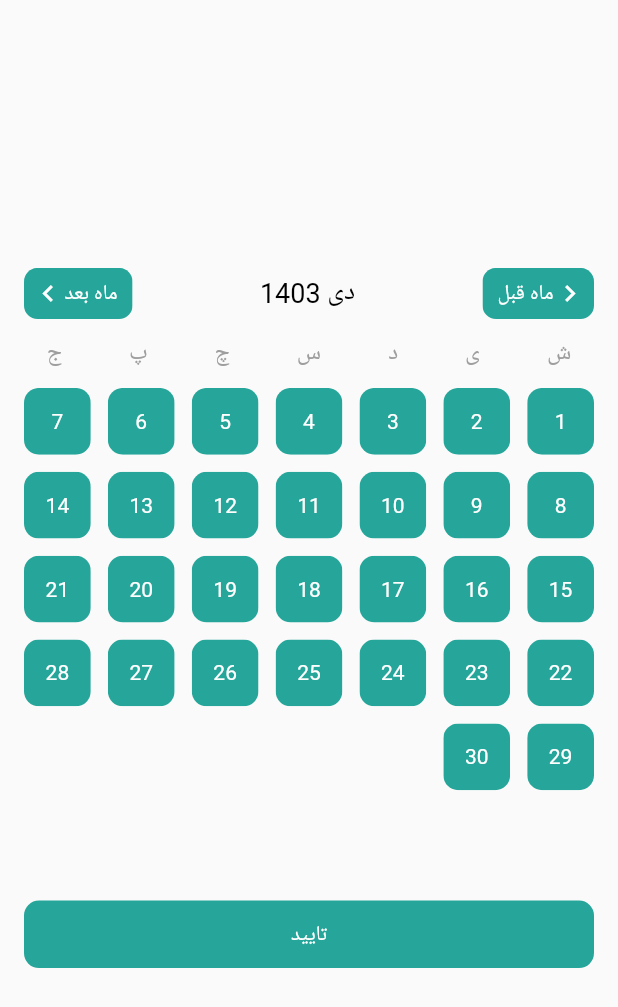
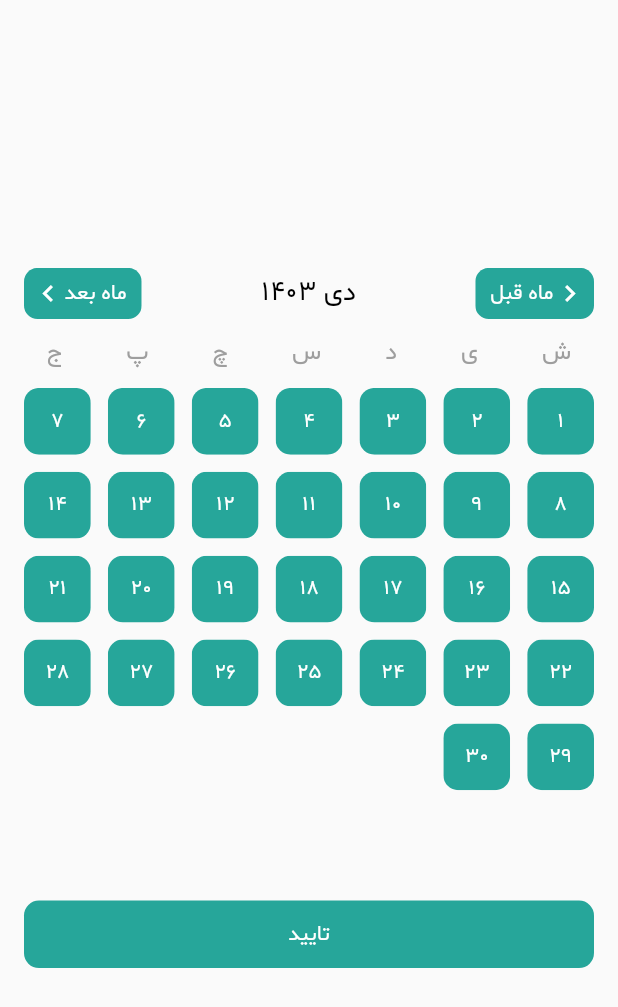
Before and after one commit to arminyazdian/flutter-persian-date-picker, a Flutter app: the screen it shows after launch, on a phone screen of 412 x 824 dp. Shown: the top 1007 px of the screen. Run offline on Flutter 3.47's test engine with Material 2 defaults, Android fonts, the light colour scheme and no system bars; our stand-ins replace shamsi_date.

Commit message:
Example font updated

```diff
--- a/example/lib/main.dart
+++ b/example/lib/main.dart
@@ -15,8 +15,9 @@
 class _MyAppState extends State<MyApp> {
   @override
   Widget build(BuildContext context) {
-    return const MaterialApp(
-      home: DatePickerTest(),
+    return MaterialApp(
+      home: const DatePickerTest(),
+      theme: ThemeData(fontFamily: 'Shabnam'),
     );
   }
 }
--- a/example/pubspec.yaml
+++ b/example/pubspec.yaml
@@ -20,3 +20,8 @@
 
 flutter:
   uses-material-design: true
+
+  fonts:
+    - family: Shabnam
+      fonts:
+        - asset: assets/fonts/shabnam.ttf
```
Also changed, not shown: example/assets/fonts/shabnam.ttf (added).
